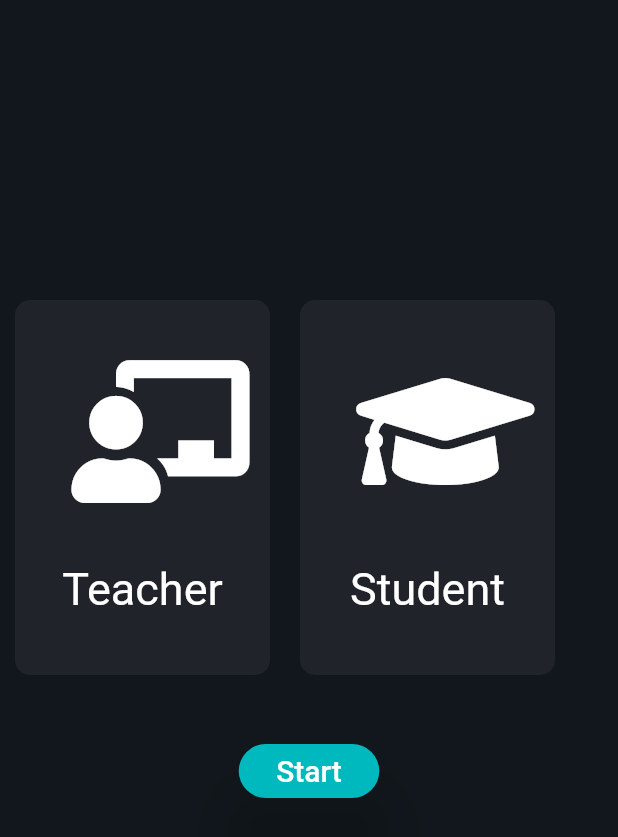
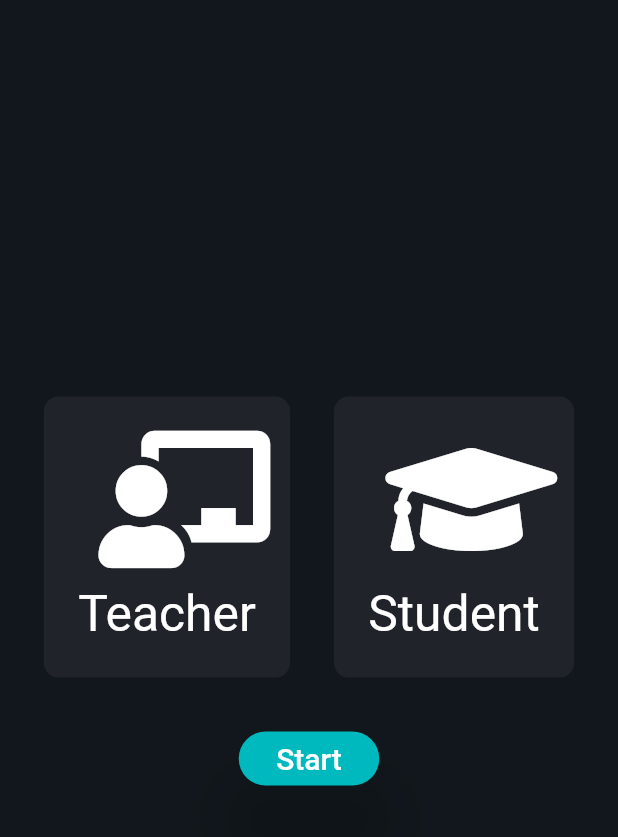
Before and after one commit to riaj53/testapp, a Flutter app: the screen it shows after launch, after a tap on "Get Start", on a phone screen of 412 x 824 dp. Shown: the top 837 px of the screen. Run offline on Flutter 3.47's test engine with Material 2 defaults, Android fonts, the phone set to English and light mode, and no system bars; our stand-ins replace bot_toast, flutter_screenutil, font_awesome_flutter; statements that could not run were skipped.

Commit message:
bug fixed

```diff
--- a/lib/main.dart
+++ b/lib/main.dart
@@ -1,5 +1,7 @@
+import 'package:bot_toast/bot_toast.dart';
 import 'package:education/screen/welcome.dart';
 import 'package:flutter/material.dart';
+import 'package:flutter_screenutil/flutter_screenutil.dart';
 
 void main() {
   runApp(const MyApp());
@@ -11,13 +13,31 @@ class MyApp extends StatelessWidget {
   // This widget is the root of your application.
   @override
   Widget build(BuildContext context) {
+    return ScreenUtilInit(
+        designSize: const Size(360.0, 744.0),
+        minTextAdapt: true,
+        splitScreenMode: true,
+        builder: () {
+          final botToastBuilder = BotToastInit();
           return MaterialApp(
             debugShowCheckedModeBanner: false,
-      title: 'Flutter Demo',
+            title: 'Book App',
+            builder: (context, child) {
+              ScreenUtil.setContext(context);
+              child = MediaQuery(
+                //Setting font does not change with system font size
+                data: MediaQuery.of(context).copyWith(textScaleFactor: 1.0),
+                child: child!,
+              ); //do something
+              child = botToastBuilder(context, child);
+              return child;
+            },
+            navigatorObservers: [BotToastNavigatorObserver()],
             theme: ThemeData(
               primarySwatch: Colors.blue,
             ),
             home: const Welcome(),
           );
+        });
   }
 }
--- /dev/null
+++ b/lib/screen/home_page.dart
@@ -0,0 +1,94 @@
+import 'package:bot_toast/bot_toast.dart';
+import 'package:education/screen/books_page.dart';
+import 'package:education/screen/studentlist.dart';
+import 'package:education/screen/widgets/user_type_card.dart';
+import 'package:flutter/material.dart';
+import 'package:font_awesome_flutter/font_awesome_flutter.dart';
+
+const Color inactiveColor = Color(0xff202329);
+const Color activeColor = Color(0xff00b9be);
+enum UserType { student, teacher }
+
+class HomePage extends StatefulWidget {
+  const HomePage({Key? key}) : super(key: key);
+
+  @override
+  _HomePageState createState() => _HomePageState();
+}
+
+class _HomePageState extends State<HomePage> {
+  UserType? userType;
+
+  @override
+  Widget build(BuildContext context) {
+    return Scaffold(
+      backgroundColor: const Color(0xff11171c),
+      body: Column(
+        mainAxisAlignment: MainAxisAlignment.center,
+        children: [
+          Row(
+            mainAxisAlignment: MainAxisAlignment.spaceEvenly,
+            children: [
+              UserTypeCard(
+                  ontap: () {
+                    setState(() {
+                      userType = UserType.teacher;
+                    });
+                  },
+                  icon: FontAwesomeIcons.chalkboardTeacher,
+                  color: userType == UserType.teacher
+                      ? activeColor
+                      : inactiveColor,
+                  title: "Teacher"),
+              UserTypeCard(
+                  ontap: () {
+                    setState(() {
+                      userType = UserType.student;
+                    });
+                  },
+                  icon: FontAwesomeIcons.graduationCap,
+                  color: userType == UserType.student
+                      ? activeColor
+                      : inactiveColor,
+                  title: "Student"),
+            ],
+          ),
+          Padding(
+            padding: const EdgeInsets.symmetric(vertical: 30),
+            child: ElevatedButton(
+              onPressed: () {
+                if (userType == UserType.student) {
+                  Navigator.push(
+                      context,
+                      MaterialPageRoute(
+                          builder: (context) => const StudentList()));
+                } else if (userType == UserType.teacher) {
+                  Navigator.push(
+                      context,
+                      MaterialPageRoute(
+                          builder: (context) => const BooksPage(
+                                className: "3",
+                              )));
+                } else {
+                  BotToast.showText(
+                      text: "Please select an user type",
+                      contentColor: Colors.red);
+                }
+              },
+              child: const Text(
+                "Start",
+                style: TextStyle(fontSize: 20),
+              ),
+              style: ElevatedButton.styleFrom(
+                primary: const Color(0xff00b9be),
+                shape: const StadiumBorder(),
+                elevation: 20,
+                padding: const EdgeInsets.symmetric(horizontal: 25),
+              ),
+            ),
+          ),
+        ],
+      ),
+    );
+  }
+}
--- a/lib/screen/homepage.dart
+++ /dev/null
@@ -1,123 +0,0 @@
-import 'package:education/screen/studentlist.dart';
-import 'package:flutter/material.dart';
-import 'package:font_awesome_flutter/font_awesome_flutter.dart';
-
-const Color inactiveColor = Color(0xff202329);
-const Color activeColor = Color(0xff00b9be);
-
-class Homepage extends StatefulWidget {
-  const Homepage({Key? key}) : super(key: key);
-
-  @override
-  _HomepageState createState() => _HomepageState();
-}
-
-class _HomepageState extends State<Homepage> {
-  Color teacher = inactiveColor;
-  Color student = inactiveColor;
-  void updateColor(int gender) {
-    if (gender == 1) {
-      teacher = activeColor;
-      student = inactiveColor;
-    }
-    if (gender == 2) {
-      student = activeColor;
-      teacher = inactiveColor;
-    }
-  }
-
-  @override
-  Widget build(BuildContext context) {
-    return Scaffold(
-      backgroundColor: const Color(0xff11171c),
-      body: Padding(
-        padding: const EdgeInsets.symmetric(vertical: 190),
-        child: Column(
-          children: [
-            Row(
-              children: [
-                GestureDetector(
-                  onTap: () {
-                    setState(() {
-                      updateColor(1);
-                    });
-                  },
-                  child: Container(
-                    child: Column(
-                      mainAxisAlignment: MainAxisAlignment.spaceEvenly,
-                      children: const [
-                        Icon(
-                          FontAwesomeIcons.chalkboardTeacher,
-                          color: Colors.white,
-                          size: 95,
-                        ),
-                        Text(
-                          "Teacher",
-                          style: TextStyle(color: Colors.white, fontSize: 30),
-                        )
-                      ],
-                    ),
-                    height: 250,
-                    width: 170,
-                    margin: const EdgeInsets.all(10),
-                    decoration: BoxDecoration(
-                        borderRadius: BorderRadius.circular(10),
-                        color: inactiveColor),
-                  ),
-                ),
-                GestureDetector(
-                  onTap: () {
-                    setState(() {
-                      updateColor(2);
-                    });
-                  },
-                  child: Container(
-                    child: Column(
-                      mainAxisAlignment: MainAxisAlignment.spaceEvenly,
-                      children: const [
-                        Icon(
-                          FontAwesomeIcons.graduationCap,
-                          color: Colors.white,
-                          size: 95,
-                        ),
-                        Text(
-                          "Student",
-                          style: TextStyle(color: Colors.white, fontSize: 30),
-                        )
-                      ],
-                    ),
-                    height: 250,
-                    width: 170,
-                    margin: const EdgeInsets.all(10),
-                    decoration: BoxDecoration(
-                        borderRadius: BorderRadius.circular(10),
-                        color: inactiveColor),
-                  ),
-                ),
-              ],
-            ),
-            Padding(
-              padding: const EdgeInsets.symmetric(vertical: 30),
-              child: ElevatedButton(
-                onPressed: () {
-                  Navigator.push(context,
-                      MaterialPageRoute(builder: (context) => const StudentList()));
-                },
-                child: const Text(
-                  "Start",
-                  style: TextStyle(fontSize: 20),
-                ),
-                style: ElevatedButton.styleFrom(
-                  primary: const Color(0xff00b9be),
-                  shape: const StadiumBorder(),
-                  elevation: 20,
-                  padding: const EdgeInsets.symmetric(horizontal: 25),
-                ),
-              ),
-            ),
-          ],
-        ),
-      ),
-    );
-  }
-}
--- a/lib/screen/welcome.dart
+++ b/lib/screen/welcome.dart
@@ -1,5 +1,6 @@
-import 'package:education/screen/homepage.dart';
+import 'package:education/screen/home_page.dart';
 import 'package:flutter/material.dart';
+import 'package:flutter_screenutil/flutter_screenutil.dart';
 
 class Welcome extends StatelessWidget {
   const Welcome({Key? key}) : super(key: key);
@@ -53,22 +54,22 @@ class Welcome extends StatelessWidget {
                     Navigator.push(
                         context,
                         MaterialPageRoute(
-                            builder: (context) => const Homepage()));
+                            builder: (context) => const HomePage()));
                   },
-                  child: const Text(
+                  child: Text(
                     "Get Start",
-                    style: TextStyle(fontSize: 20, color: Colors.white),
+                    style: TextStyle(fontSize: 20.sp, color: Colors.white),
                   ),
                   style: ElevatedButton.styleFrom(
-                      padding: const EdgeInsets.symmetric(
-                          vertical: 10, horizontal: 30),
+                      padding: EdgeInsets.symmetric(
+                          vertical: 10.h, horizontal: 30.w),
                       primary: const Color(0xff00b9be),
                       shape: const StadiumBorder(),
                       elevation: 20),
                 ),
               ),
               Container(
-                height: 110,
+                height: 110.h,
               )
             ],
           ),
--- /dev/null
+++ b/lib/screen/widgets/user_type_card.dart
@@ -0,0 +1,45 @@
+import 'package:flutter/material.dart';
+import 'package:flutter_screenutil/flutter_screenutil.dart';
+
+class UserTypeCard extends StatelessWidget {
+  final void Function() ontap;
+  final IconData icon;
+  final Color color;
+  final String title;
+  const UserTypeCard(
+      {Key? key,
+      required this.ontap,
+      required this.icon,
+      required this.color,
+      required this.title})
+      : super(key: key);
+
+  @override
+  Widget build(BuildContext context) {
+    return GestureDetector(
+      onTap: ontap,
+      child: Container(
+        padding: EdgeInsets.all(20.w),
+        child: Column(
+          mainAxisAlignment: MainAxisAlignment.spaceEvenly,
+          children: [
+            Icon(
+              icon,
+              color: Colors.white,
+              size: 80.w,
+            ),
+            SizedBox(
+              height: 10.h,
+            ),
+            Text(
+              title,
+              style: TextStyle(color: Colors.white, fontSize: 30.sp),
+            )
+          ],
+        ),
+        decoration: BoxDecoration(
+            borderRadius: BorderRadius.circular(10), color: color),
+      ),
+    );
+  }
+}
```
Also changed, not shown: lib/screen/books.dart (deleted, +0 -175 lines), lib/screen/books_page.dart (added, +59 -0 lines), lib/screen/studentlist.dart (+16 -12 lines), lib/screen/widgets/books_card.dart (added, +39 -0 lines), pubspec.yaml (+6 -21 lines), assets/images/class3.jpg (renamed from assets/images/c3.jpg), pubspec.lock. Lines whose indentation alone changed are shown as unchanged.
